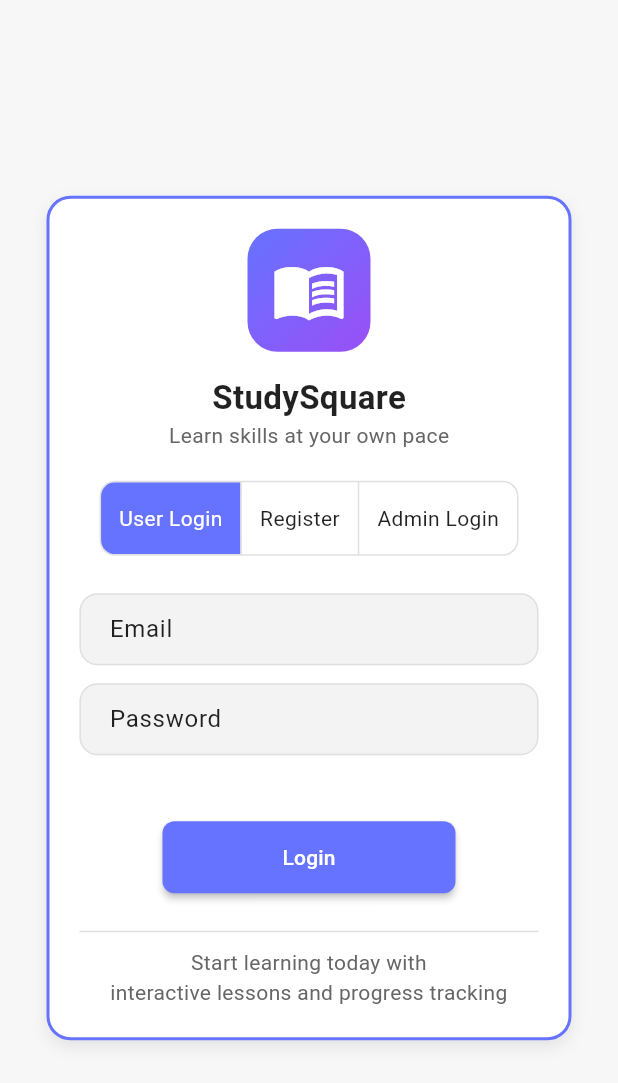
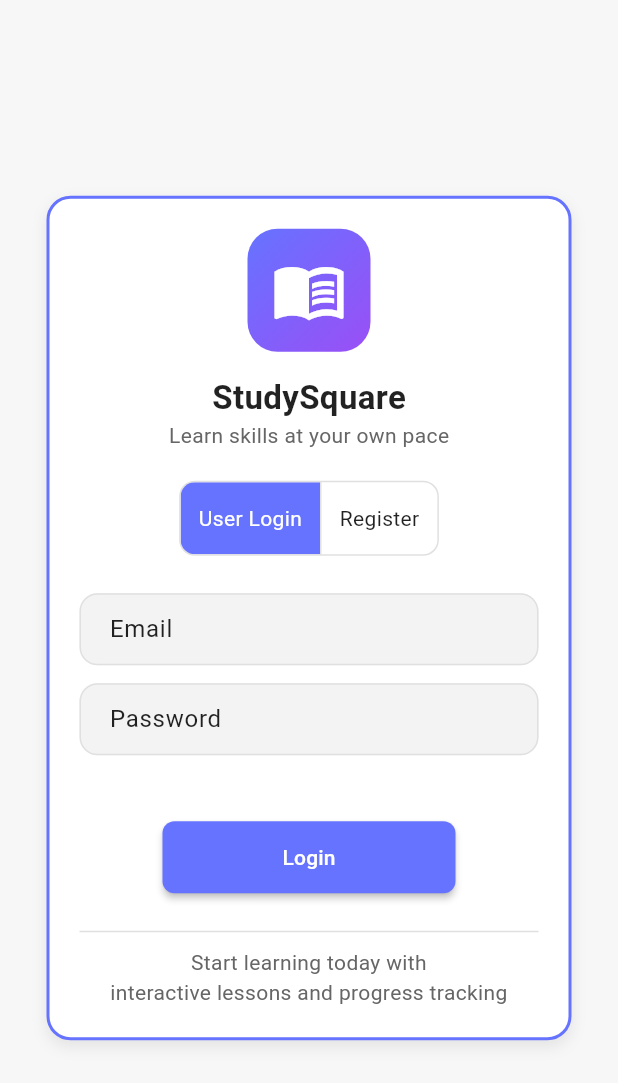
Before and after one commit to Mutindadev/StuddySquare, a Flutter app: the screen it shows after launch, after a tap on "User Login", on a phone screen of 412 x 824 dp. Shown: the top 1083 px of the screen. Run offline on Flutter 3.47's test engine with Material 3 defaults, Android fonts, the light colour scheme and no system bars; our stand-ins replace firebase_auth, firebase_core, image_picker, shared_preferences; accounts and stored records are empty.

Commit message:
refactor(auth): Stabilize auth/onboarding flow and decouple admin logic

```diff
--- a/lib/features/profile/presentation/provider/profile_provider.dart
+++ b/lib/features/profile/presentation/provider/profile_provider.dart
@@ -1,43 +1,66 @@
-// ...existing code...
-import 'package:firebase_auth/firebase_auth.dart';
 import 'package:flutter/material.dart';
+import 'package:studysquare/features/auth/presentation/provider/auth_provider.dart';
 import 'package:studysquare/features/profile/data/models/profile_model.dart';
 import 'package:studysquare/features/profile/data/repositories/profile_repository.dart';
 
 class ProfileProvider extends ChangeNotifier {
   final ProfileRepository _repo = ProfileRepository();
+  AuthProvider? _authProvider;
 
   Profile? _profile;
-  bool _loading = false;
+  bool _loading = true; // Start loading initially
 
   Profile? get profile => _profile;
   bool get isLoading => _loading;
 
-  ProfileProvider() {
-    loadProfileById(FirebaseAuth.instance.currentUser?.uid ?? '');
+  ProfileProvider(AuthProvider? auth) {
+    _authProvider = auth;
+    _loadInitialProfile();
   }
 
-  // Future<void> loadProfile() async {
-  //   _loading = true;
-  //   notifyListeners();
-  //   try {
-  //     final p = await _repo.loadProfile();
-  //     _profile = p;
-  //   } catch (_) {
-  //     _profile = null;
-  //   } finally {
-  //     _loading = false;
-  //     notifyListeners();
-  //   }
-  // }
+  void _loadInitialProfile() {
+    final user = _authProvider?.user;
+    if (user != null) {
+      loadProfileById(user.uid);
+    } else {
+      _loading = false; // Not logged in, so not loading
+    }
+  }
 
-  // NEW: load profile by id (call this after sign-in)
+  // Called by main.dart when AuthProvider changes
+  void updateAuth(AuthProvider auth) {
+    // Check if the user has changed (logged in or out)
+    if (_authProvider?.user?.uid != auth.user?.uid) {
+      _authProvider = auth;
+      final user = auth.user;
+
+      if (user != null) {
+        // User just logged in
+        loadProfileById(user.uid);
+      } else {
+        // User just logged out
+        clearLocalProfile();
+      }
+    }
+  }
+
   Future<void> loadProfileById(String id) async {
+    if (id.isEmpty) {
+      _profile = null;
+      _loading = false;
+      notifyListeners();
+      return;
+    }
+
     _loading = true;
     notifyListeners();
+
     try {
       final p = await _repo.getProfileById(id);
       _profile = p;
+    } catch (e) {
+      debugPrint("Error loading profile: $e");
+      _profile = null;
     } finally {
       _loading = false;
       notifyListeners();
@@ -54,7 +77,6 @@ class ProfileProvider extends ChangeNotifier {
   }
 
   Future<void> updateProfile(Profile p) async {
-    // use saveProfile to replace existing (backwards-compatible)
     await saveProfile(p);
   }
 
@@ -67,18 +89,12 @@ class ProfileProvider extends ChangeNotifier {
     notifyListeners();
   }
 
-  // NEW: expose onboarding check
-  Future<bool> isOnboardingComplete(String id) async {
-    return await _repo.isOnboardingComplete(id);
-  }
-
-  // NEW: clear in-memory profile (call on sign out)
   void clearLocalProfile() {
     _profile = null;
+    _loading = false; // User is logged out, so we are not loading
     notifyListeners();
   }
 
-  // NEW: enroll in a course (adds to profile's enrolled courses)
   Future<void> enrollInCourse(String programId) async {
     if (_profile == null) return;
 
@@ -89,7 +105,6 @@ class ProfileProvider extends ChangeNotifier {
     }
   }
 
-  // NEW: unenroll from a course (removes from profile's enrolled courses)
   Future<void> unenrollFromCourse(String programId) async {
     if (_profile == null) return;
 
@@ -102,10 +117,8 @@ class ProfileProvider extends ChangeNotifier {
     }
   }
 
-  // NEW: check if enrolled in a course via profile
   bool isEnrolledInCourse(String programId) {
     if (_profile?.enrolledCourses == null) return false;
     return _profile!.enrolledCourses!.contains(programId);
   }
 }
-// ...existing code...
--- a/lib/features/user/presentation/pages/landing_page.dart
+++ b/lib/features/user/presentation/pages/landing_page.dart
@@ -19,7 +19,7 @@ class _LandingPageState extends State<LandingPage> {
   final TextEditingController confirmPasswordController =
       TextEditingController();
 
-  int _selectedMode = 1; // 0: User Login, 1: Register, 2: Admin Login
+  int _selectedMode = 0;
   bool _isLoading = false;
 
   @override
@@ -32,11 +32,6 @@ class _LandingPageState extends State<LandingPage> {
   }
 
   Future<void> _submitForm() async {
-    if (_selectedMode == 2) {
-      Navigator.pushNamed(context, '/admin-login');
-      return;
-    }
-
     final email = emailController.text.trim();
     final password = passwordController.text.trim();
     final authProvider = Provider.of<AuthProvider>(context, listen: false);
@@ -58,31 +53,33 @@ class _LandingPageState extends State<LandingPage> {
         }
         await authProvider.signUp(email, password);
 
-        if (context.mounted) {
+        if (!mounted) return;
         Navigator.pushNamedAndRemoveUntil(
           context,
           '/verify-email',
           (route) => false,
         );
-        }
       } else if (_selectedMode == 0) {
         await authProvider.logIn(email, password);
         await profileProvider.loadProfileById(authProvider.user!.uid);
 
-        if (context.mounted) {
+        if (!mounted) return;
         Navigator.pushNamedAndRemoveUntil(context, '/home', (route) => false);
       }
-      }
     } on FirebaseAuthException catch (e) {
+      if (!mounted) return;
       ScaffoldMessenger.of(
         context,
       ).showSnackBar(SnackBar(content: Text(e.message ?? "An error occurred")));
     } catch (e) {
+      if (!mounted) return;
       ScaffoldMessenger.of(context).showSnackBar(
         SnackBar(content: Text("An unknown error occurred: ${e.toString()}")),
       );
     } finally {
+      if (mounted) {
         setState(() => _isLoading = false);
+      }
     }
   }
 
@@ -137,11 +134,7 @@ class _LandingPageState extends State<LandingPage> {
                 ),
                 const SizedBox(height: 20),
                 ToggleButtons(
-                  isSelected: [
-                    _selectedMode == 0,
-                    _selectedMode == 1,
-                    _selectedMode == 2,
-                  ],
+                  isSelected: [_selectedMode == 0, _selectedMode == 1],
                   onPressed: (index) {
                     setState(() {
                       _selectedMode = index;
@@ -160,10 +153,6 @@ class _LandingPageState extends State<LandingPage> {
                       padding: EdgeInsets.symmetric(horizontal: 12),
                       child: Text("Register"),
                     ),
-                    Padding(
-                      padding: EdgeInsets.symmetric(horizontal: 12),
-                      child: Text("Admin Login"),
-                    ),
                   ],
                 ),
                 const SizedBox(height: 25),
@@ -171,12 +160,10 @@ class _LandingPageState extends State<LandingPage> {
                   _buildTextField("Full Name", nameController, false),
                   const SizedBox(height: 12),
                 ],
-                if (_selectedMode != 2) ...[
                 _buildTextField("Email", emailController, false),
                 const SizedBox(height: 12),
                 _buildTextField("Password", passwordController, true),
                 const SizedBox(height: 12),
-                ],
                 if (_selectedMode == 1) ...[
                   _buildTextField(
                     "Confirm Password",
@@ -202,11 +189,7 @@ class _LandingPageState extends State<LandingPage> {
                           ),
                         ),
                         child: Text(
-                          _selectedMode == 0
-                              ? "Login"
-                              : _selectedMode == 1
-                              ? "Create Account"
-                              : "Go to Admin Portal",
+                          _selectedMode == 0 ? "Login" : "Create Account",
                           style: const TextStyle(color: Palette.textOnPrimary),
                         ),
                       ),
--- a/lib/main.dart
+++ b/lib/main.dart
@@ -2,7 +2,6 @@ import 'package:firebase_core/firebase_core.dart';
 import 'package:flutter/material.dart';
 import 'package:provider/provider.dart';
 import 'package:studysquare/core/theme/app_theme.dart';
-import 'package:studysquare/features/auth/presentation/pages/admin_login.dart';
 import 'package:studysquare/features/auth/presentation/pages/forgot_pass_screen.dart';
 import 'package:studysquare/features/auth/presentation/pages/splash_screen.dart';
 import 'package:studysquare/features/auth/presentation/pages/verify_email_screen.dart';
@@ -30,8 +29,19 @@ class MyApp extends StatelessWidget {
   Widget build(BuildContext context) {
     return MultiProvider(
       providers: [
-        ChangeNotifierProvider(create: (_) => ProfileProvider()),
         ChangeNotifierProvider(create: (_) => AuthProvider()),
+
+        // FIX: Make ProfileProvider listen to AuthProvider
+        ChangeNotifierProxyProvider<AuthProvider, ProfileProvider>(
+          create: (context) => ProfileProvider(null), // Create with null auth
+          update: (context, auth, previousProfile) {
+            // This 'update' function is called whenever AuthProvider notifies listeners
+            if (previousProfile == null) return ProfileProvider(auth);
+            previousProfile.updateAuth(auth); // Pass the new auth state in
+            return previousProfile;
+          },
+        ),
+
         ChangeNotifierProvider(
           create: (_) =>
               EnrollmentProvider(EnrollmentRepository())
@@ -43,8 +53,9 @@ class MyApp extends StatelessWidget {
                 ..onAuthChanged('demo_user'), // Initialize with a demo user
         ),
       ],
-      child: Consumer2<AuthProvider, ProfileProvider>(
-        builder: (context, auth, profile, _) {
+      child: Consumer<AuthProvider>(
+        // We only need to consume AuthProvider here
+        builder: (context, auth, _) {
           return MaterialApp(
             title: 'StudySquare',
             theme: AppTheme.lightTheme,
@@ -56,26 +67,37 @@ class MyApp extends StatelessWidget {
               '/forgot-password': (context) => const ForgotPasswordScreen(),
               '/verify-email': (context) => const VerifyEmailScreen(),
               '/home': (context) => const HomePage(),
-              '/admin-login': (context) => const AdminLogin(),
+              //'/admin-login': (context) => const AdminLogin(),
               '/landing': (context) => const LandingPage(),
               '/onboarding': (context) => const OnboardingScreen(),
             },
-            home: auth.isLoading
-                ? const SplashScreen()
-                : auth.isAuthenticated
-                ? FutureBuilder<bool>(
-                    future: profile.isOnboardingComplete(auth.user?.uid ?? ''),
-                    builder: (context, snapshot) {
-                      if (snapshot.connectionState == ConnectionState.waiting) {
-                        print(auth.user?.uid);
-                        return const SplashScreen();
-                      }
-                      return snapshot.data == true
-                          ? const HomePage()
-                          : const OnboardingScreen();
-                    },
-                  )
-                : const LandingPage(),
+            // FIX: This home logic is now much simpler and safer
+            home: Consumer<ProfileProvider>(
+              builder: (context, profile, _) {
+                // 1. Auth is still loading
+                if (auth.isLoading) {
+                  return const SplashScreen();
+                }
+
+                // 2. User is not logged in
+                if (!auth.isAuthenticated) {
+                  return const LandingPage();
+                }
+
+                // 3. User is logged in, but Profile is loading
+                if (profile.isLoading) {
+                  return const SplashScreen();
+                }
+
+                // 4. Profile is loaded, but it's null (needs onboarding)
+                if (profile.profile == null) {
+                  return const OnboardingScreen();
+                }
+
+                // 5. User is logged in and has a profile
+                return const HomePage();
+              },
+            ),
           );
         },
       ),
```
Also changed, not shown: lib/features/auth/presentation/pages/verify_email_screen.dart (+12 -2 lines), lib/features/dashboard/presentation/pages/dashboard_screen.dart (+30 -8 lines), lib/features/programs/presentation/pages/program_listings_page.dart (+17 -48 lines). Lines whose indentation alone changed are shown as unchanged.
